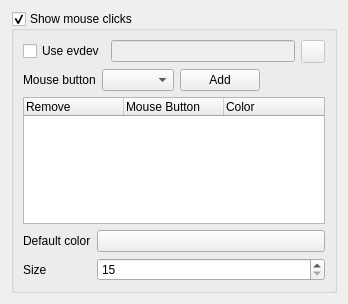
The window that src/ui/mouse.ui (hippich/recorditnow) describes before a commit, drawn with Qt 5.
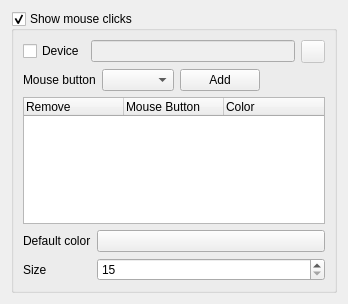
The same window after the commit. Custom widgets are drawn as their Qt base class.

Diff of the .ui file:
```diff
--- a/src/ui/mouse.ui
+++ b/src/ui/mouse.ui
@@ -31,7 +31,7 @@
         <item>
          <widget class="QCheckBox" name="kcfg_useSNoop">
           <property name="text">
-           <string>Use evdev</string>
+           <string>Device</string>
           </property>
          </widget>
         </item>
```
